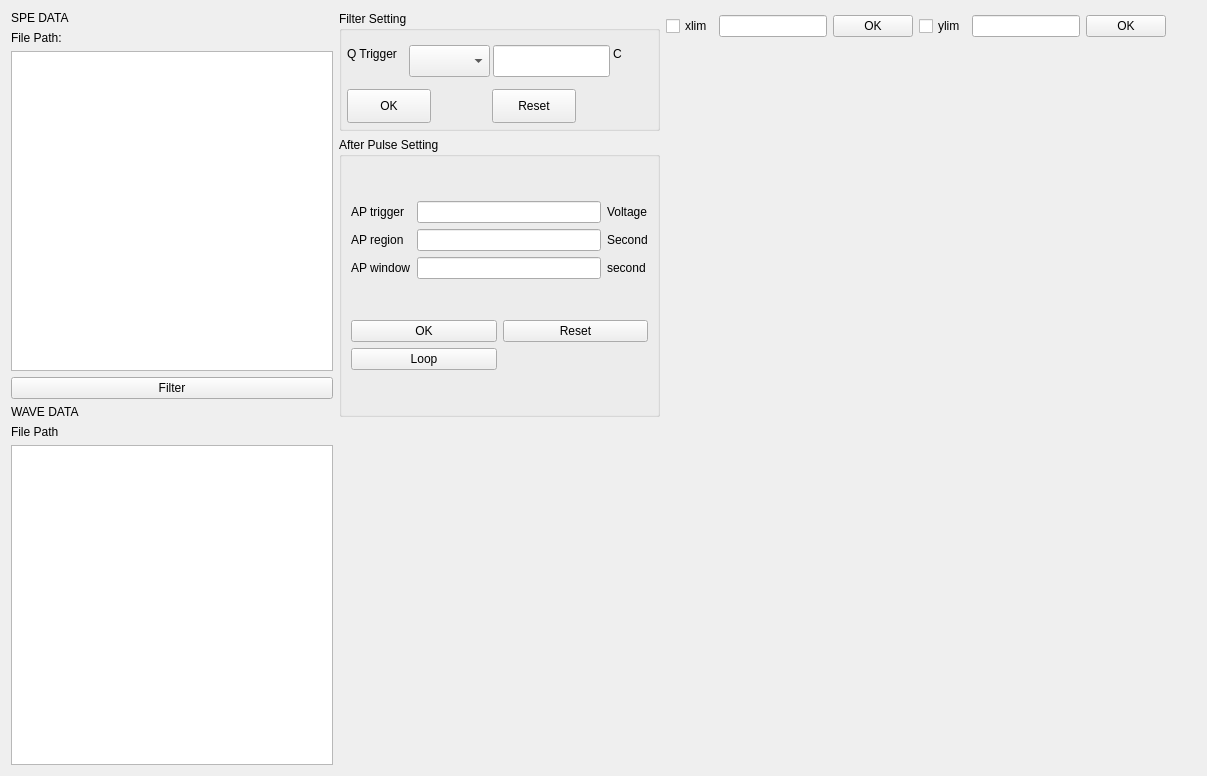
Qt form AP.ui (PENG-HuaXing/oscilloscope) before a commit.
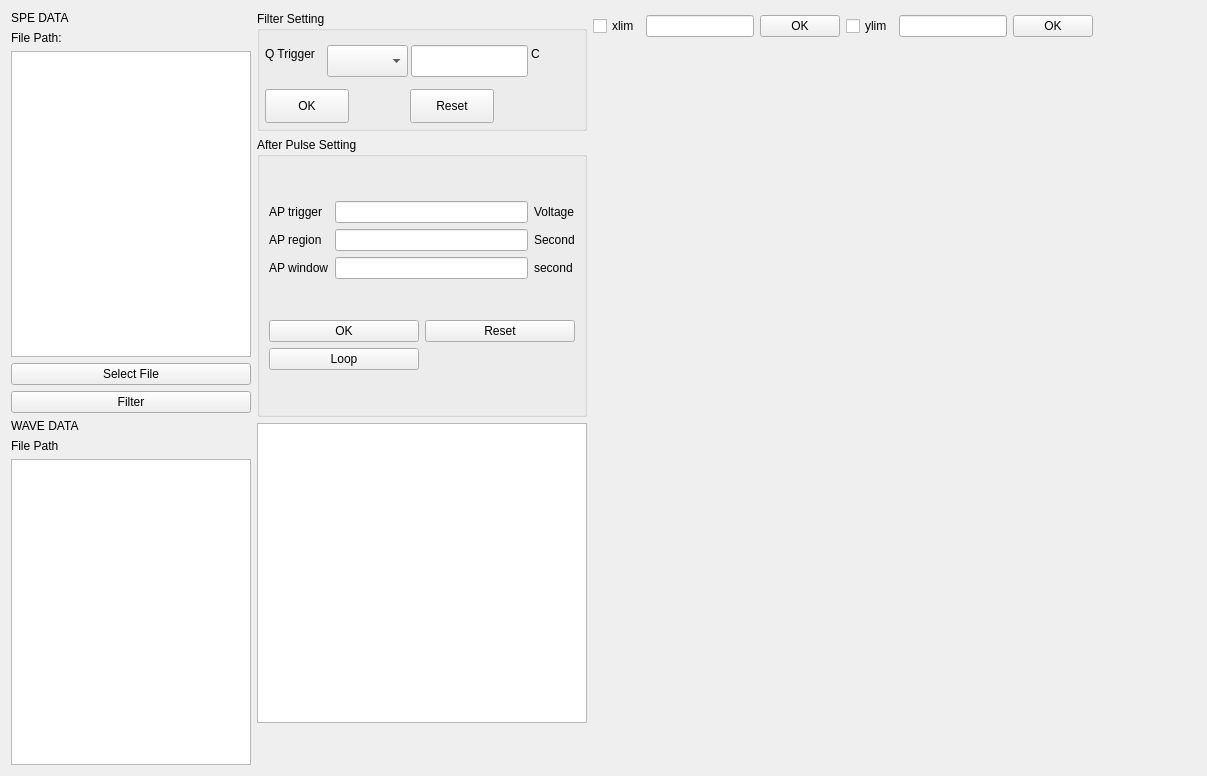
The same form after that commit.

The edit to the form file:
```diff
--- a/AP.ui
+++ b/AP.ui
@@ -33,10 +33,29 @@
      <item>
       <widget class="QListView" name="listView">
        <property name="sizePolicy">
-        <sizepolicy hsizetype="Expanding" vsizetype="Expanding">
+        <sizepolicy hsizetype="Fixed" vsizetype="Expanding">
          <horstretch>0</horstretch>
          <verstretch>0</verstretch>
         </sizepolicy>
+       </property>
+       <property name="minimumSize">
+        <size>
+         <width>240</width>
+         <height>0</height>
+        </size>
+       </property>
+       <property name="maximumSize">
+        <size>
+         <width>240</width>
+         <height>16777215</height>
+        </size>
+       </property>
+      </widget>
+     </item>
+     <item>
+      <widget class="QPushButton" name="pushButton_9">
+       <property name="text">
+        <string>Select File</string>
        </property>
       </widget>
      </item>
@@ -62,7 +81,26 @@
       </widget>
      </item>
      <item>
-      <widget class="QListView" name="listView_2"/>
+      <widget class="QListView" name="listView_2">
+       <property name="sizePolicy">
+        <sizepolicy hsizetype="Fixed" vsizetype="Expanding">
+         <horstretch>0</horstretch>
+         <verstretch>0</verstretch>
+        </sizepolicy>
+       </property>
+       <property name="minimumSize">
+        <size>
+         <width>240</width>
+         <height>0</height>
+        </size>
+       </property>
+       <property name="maximumSize">
+        <size>
+         <width>240</width>
+         <height>16777215</height>
+        </size>
+       </property>
+      </widget>
      </item>
     </layout>
    </item>
@@ -71,20 +109,20 @@
      <item row="0" column="0">
       <widget class="QGroupBox" name="groupBox">
        <property name="sizePolicy">
-        <sizepolicy hsizetype="Preferred" vsizetype="Fixed">
+        <sizepolicy hsizetype="Fixed" vsizetype="Fixed">
          <horstretch>0</horstretch>
          <verstretch>0</verstretch>
         </sizepolicy>
        </property>
        <property name="minimumSize">
         <size>
-         <width>0</width>
+         <width>330</width>
          <height>120</height>
         </size>
        </property>
        <property name="maximumSize">
         <size>
-         <width>16777215</width>
+         <width>330</width>
          <height>120</height>
         </size>
        </property>
@@ -165,23 +203,36 @@
        </widget>
       </widget>
      </item>
+     <item row="3" column="0">
+      <spacer name="verticalSpacer">
+       <property name="orientation">
+        <enum>Qt::Vertical</enum>
+       </property>
+       <property name="sizeHint" stdset="0">
+        <size>
+         <width>20</width>
+         <height>40</height>
+        </size>
+       </property>
+      </spacer>
+     </item>
      <item row="1" column="0">
       <widget class="QGroupBox" name="groupBox_2">
        <property name="sizePolicy">
-        <sizepolicy hsizetype="Preferred" vsizetype="Fixed">
+        <sizepolicy hsizetype="Fixed" vsizetype="Fixed">
          <horstretch>0</horstretch>
          <verstretch>0</verstretch>
         </sizepolicy>
        </property>
        <property name="minimumSize">
         <size>
-         <width>0</width>
+         <width>330</width>
          <height>280</height>
         </size>
        </property>
        <property name="maximumSize">
         <size>
-         <width>16777215</width>
+         <width>330</width>
          <height>280</height>
         </size>
        </property>
@@ -273,17 +324,26 @@
       </widget>
      </item>
      <item row="2" column="0">
-      <spacer name="verticalSpacer">
-       <property name="orientation">
-        <enum>Qt::Vertical</enum>
+      <widget class="QTextEdit" name="textEdit">
+       <property name="sizePolicy">
+        <sizepolicy hsizetype="Fixed" vsizetype="Expanding">
+         <horstretch>0</horstretch>
+         <verstretch>0</verstretch>
+        </sizepolicy>
        </property>
-       <property name="sizeHint" stdset="0">
+       <property name="minimumSize">
         <size>
-         <width>20</width>
-         <height>40</height>
+         <width>330</width>
+         <height>300</height>
         </size>
        </property>
-      </spacer>
+       <property name="maximumSize">
+        <size>
+         <width>330</width>
+         <height>16777215</height>
+        </size>
+       </property>
+      </widget>
      </item>
     </layout>
    </item>
@@ -340,6 +400,9 @@
        </item>
       </layout>
      </item>
+     <item>
+      <widget class="QWidget" name="widget_2" native="true"/>
+     </item>
      <item>
       <widget class="QWidget" name="widget" native="true"/>
      </item>
```
